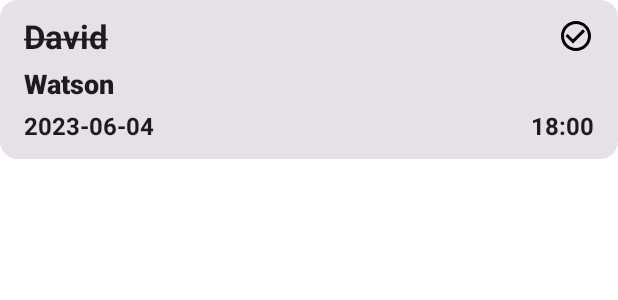
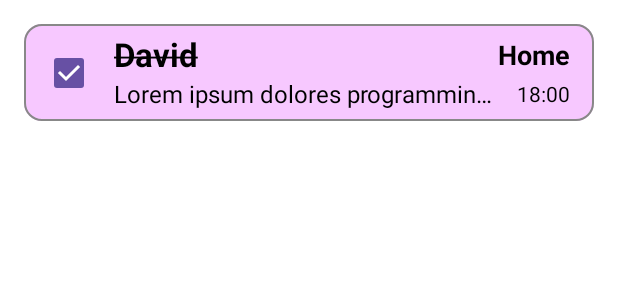
Before and after one commit to Nabijonov-Otabek-19/Todo-app-Compose, an Android app built with Jetpack Compose: the @Preview function ContactItemPreview, on a phone screen of 412 x 824 dp. Shown: the top 300 px of the screen. Run offline under Robolectric (Android 15) with nearby library versions, the light colour scheme and no system bars.

Commit message:
project updated

```diff
--- a/app/src/main/java/uz/gita/todoappexam/data/common/TodoData.kt
+++ b/app/src/main/java/uz/gita/todoappexam/data/common/TodoData.kt
@@ -9,9 +9,11 @@ data class TodoData(
     val description: String,
     val date: String,
     val time: String,
+    val category: String,
+    val isDone : Boolean,
     val workId: UUID
 ) {
     fun toEntity() = TodoEntity(
-        id, title, description, date, time, workId
+        id, title, description, date, time, category, isDone, workId
     )
 }
--- a/app/src/main/java/uz/gita/todoappexam/data/source/local/entity/TodoEntity.kt
+++ b/app/src/main/java/uz/gita/todoappexam/data/source/local/entity/TodoEntity.kt
@@ -13,9 +13,11 @@ data class TodoEntity(
     val description: String,
     val date: String,
     val time: String,
+    val category : String,
+    val isDone : Boolean,
     val workId: UUID
 ) {
     fun toData() = TodoData(
-        id, title, description, date, time, workId
+        id, title, description, date, time, category,isDone, workId
     )
 }
--- a/app/src/main/java/uz/gita/todoappexam/ui/component/TodoItem.kt
+++ b/app/src/main/java/uz/gita/todoappexam/ui/component/TodoItem.kt
@@ -1,15 +1,29 @@
 package uz.gita.todoappexam.ui.component
 
-import androidx.compose.foundation.Image
-import androidx.compose.foundation.layout.*
-import androidx.compose.material3.*
+import androidx.compose.foundation.BorderStroke
+import androidx.compose.foundation.layout.Arrangement
+import androidx.compose.foundation.layout.Column
+import androidx.compose.foundation.layout.Row
+import androidx.compose.foundation.layout.fillMaxWidth
+import androidx.compose.foundation.layout.padding
+import androidx.compose.foundation.layout.width
+import androidx.compose.material3.Card
+import androidx.compose.material3.CardDefaults
+import androidx.compose.material3.Checkbox
+import androidx.compose.material3.Text
 import androidx.compose.runtime.Composable
+import androidx.compose.runtime.getValue
+import androidx.compose.runtime.mutableStateOf
+import androidx.compose.runtime.remember
+import androidx.compose.runtime.setValue
 import androidx.compose.ui.Alignment
 import androidx.compose.ui.Modifier
-import androidx.compose.ui.res.painterResource
+import androidx.compose.ui.graphics.Color
+import androidx.compose.ui.res.colorResource
 import androidx.compose.ui.text.TextStyle
 import androidx.compose.ui.text.font.FontWeight
 import androidx.compose.ui.text.style.TextDecoration
+import androidx.compose.ui.text.style.TextOverflow
 import androidx.compose.ui.tooling.preview.Preview
 import androidx.compose.ui.unit.dp
 import androidx.compose.ui.unit.sp
@@ -24,7 +38,10 @@ fun TodoItem(
     description: String,
     date: String,
     time: String,
-    modifier: Modifier = Modifier
+    category: String,
+    isDone: Boolean,
+    modifier: Modifier = Modifier,
+    onClick: ((Boolean) -> Unit)
 ) {
 
     val userSelectedDateTime = Calendar.getInstance()
@@ -51,75 +68,92 @@ fun TodoItem(
         LocalDateTime.now().hour, LocalDateTime.now().minute
     )
 
-    Card(modifier = modifier) {
-        Column(
-            modifier = Modifier
-                .fillMaxWidth()
-                .padding(horizontal = 16.dp, vertical = 8.dp)
+    var checked by remember { mutableStateOf(isDone) }
+
+    Card(
+        modifier = modifier,
+        border = BorderStroke(width = 1.dp, color = Color.Gray),
+        colors = CardDefaults.cardColors(containerColor = colorResource(id = R.color.pink))
     ) {
 
         Row(
             modifier = Modifier
                 .fillMaxWidth()
-                    .padding(vertical = 4.dp)
+                .padding(vertical = 8.dp)
+        ) {
+            Checkbox(
+                checked = checked,
+                modifier = Modifier
+                    .align(Alignment.CenterVertically)
+                    .padding(horizontal = 6.dp),
+                onCheckedChange = {
+                    checked = !checked
+                    onClick.invoke(checked)
+                }
+            )
+
+            Column(
+                modifier = Modifier
+                    .fillMaxWidth()
+                    .padding(end = 16.dp)
+            ) {
+                Row(
+                    modifier = Modifier.fillMaxWidth(),
+                    horizontalArrangement = Arrangement.SpaceBetween,
+                    verticalAlignment = Alignment.CenterVertically
                 ) {
                     Text(
                         text = title,
                         fontSize = 22.sp,
                         fontWeight = FontWeight.Bold,
-                    modifier = Modifier
-                        .width(0.dp)
-                        .weight(1f),
-                    style = if (userSelectedDateTime < todayDateTime) TextStyle(
+                        style = if (isDone) TextStyle(
                             textDecoration = TextDecoration.LineThrough
                         ) else TextStyle()
                     )
 
-                Image(
-                    painter = painterResource(
-                        id =
-                        if (userSelectedDateTime < todayDateTime) R.drawable.ic_done
-                        else R.drawable.ic_time
-                    ),
-                    contentDescription = null
+                    Text(
+                        text = category,
+                        fontSize = 18.sp,
+                        fontWeight = FontWeight.Bold
                     )
                 }
 
-            Text(
-                text = description,
-                fontSize = 18.sp,
-                fontWeight = FontWeight.Black,
+                Row(
                     modifier = Modifier
-                    .padding(vertical = 4.dp)
                         .fillMaxWidth()
-            )
-
-            Box(
-                modifier = Modifier.fillMaxWidth()
+                        .padding(top = 4.dp),
+                    horizontalArrangement = Arrangement.SpaceBetween,
+                    verticalAlignment = Alignment.CenterVertically
                 ) {
                     Text(
-                    text = date,
+                        modifier = Modifier
+                            .width(0.dp)
+                            .weight(1f)
+                            .padding(end = 14.dp),
+                        text = description,
                         fontSize = 16.sp,
-                    fontWeight = FontWeight.Bold,
-                    modifier = Modifier
-                        .padding(vertical = 4.dp)
+                        maxLines = 1,
+                        overflow = TextOverflow.Ellipsis
                     )
 
                     Text(
                         text = time,
-                    fontSize = 16.sp,
-                    fontWeight = FontWeight.Bold,
-                    modifier = Modifier
-                        .padding(vertical = 4.dp)
-                        .align(Alignment.CenterEnd)
+                        fontSize = 14.sp
                     )
+                }
             }
         }
     }
 }
 
 @Composable
-@Preview
+@Preview(showBackground = true)
 fun ContactItemPreview() {
-    TodoItem(title = "David", description = "Watson", date = "2023-06-04", time = "18:00")
+    TodoItem(
+        title = "David", description = "Lorem ipsum dolores programming development shit",
+        date = "2023-06-04", time = "18:00",
+        category = "Home", isDone = true, Modifier.padding(16.dp)
+    ) {
+
     }
+}
--- a/app/src/main/res/values/colors.xml
+++ b/app/src/main/res/values/colors.xml
@@ -7,4 +7,9 @@
     <color name="teal_700">#FF018786</color>
     <color name="black">#FF000000</color>
     <color name="white">#FFFFFFFF</color>
+
+    <color name="yellow">#FFF597</color>
+    <color name="red">#FFB6B1</color>
+    <color name="green">#BBFFF9</color>
+    <color name="pink">#F7C8FF</color>
 </resources>
```
Also changed, not shown: app/src/main/java/uz/gita/todoappexam/ui/component/MyTextField.kt (+5 -5 lines), app/src/main/java/uz/gita/todoappexam/ui/screen/add/AddScreen.kt (+53 -16 lines), app/src/main/java/uz/gita/todoappexam/ui/screen/home/HomeScreen.kt (+31 -7 lines). Lines whose indentation alone changed are shown as unchanged.
